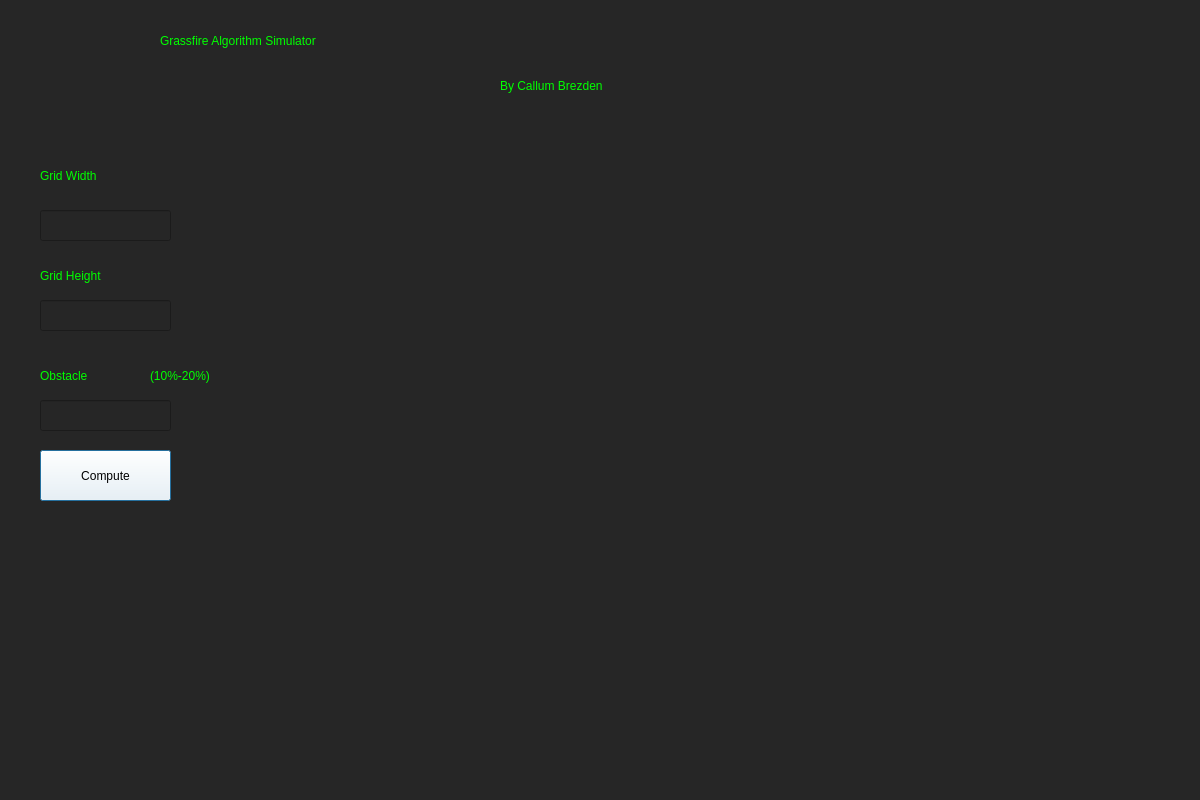
Before: the Qt Designer form mainPage.ui in brezden/Grassfire-Algorithm-Simulator, drawn with Qt 5.
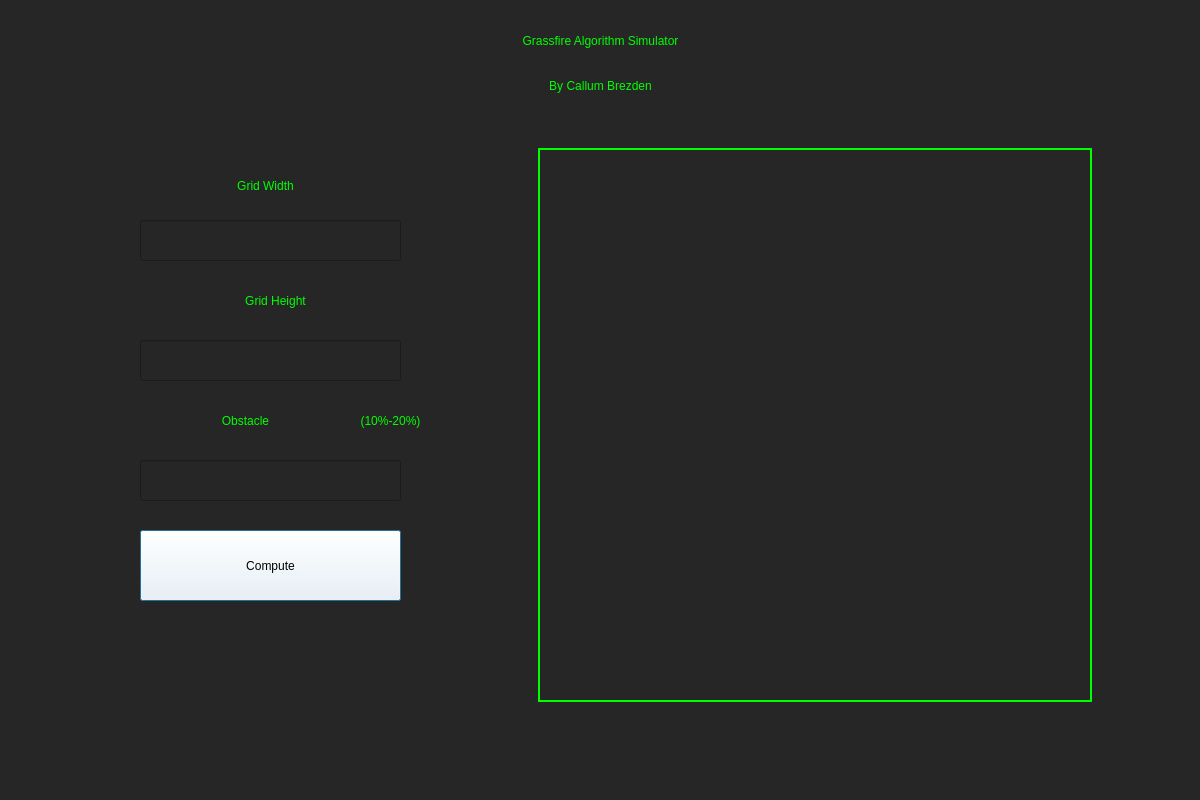
After: the same form once the commit is applied.

Commit message: Made GUI Better

What changed in the file:
```diff
--- a/mainPage.ui
+++ b/mainPage.ui
@@ -19,9 +19,9 @@
   <widget class="QLabel" name="label">
    <property name="geometry">
     <rect>
-     <x>160</x>
+     <x>-10</x>
      <y>0</y>
-     <width>871</width>
+     <width>1221</width>
      <height>81</height>
     </rect>
    </property>
@@ -35,13 +35,16 @@
    <property name="text">
     <string>Grassfire Algorithm Simulator</string>
    </property>
+   <property name="alignment">
+    <set>Qt::AlignCenter</set>
+   </property>
   </widget>
   <widget class="QLabel" name="label_2">
    <property name="geometry">
     <rect>
-     <x>500</x>
+     <x>0</x>
      <y>70</y>
-     <width>211</width>
+     <width>1201</width>
      <height>31</height>
     </rect>
    </property>
@@ -55,13 +58,16 @@
    <property name="text">
     <string>By Callum Brezden</string>
    </property>
+   <property name="alignment">
+    <set>Qt::AlignCenter</set>
+   </property>
   </widget>
   <widget class="QLabel" name="label_3">
    <property name="geometry">
     <rect>
-     <x>40</x>
-     <y>160</y>
-     <width>131</width>
+     <x>160</x>
+     <y>170</y>
+     <width>211</width>
      <height>31</height>
     </rect>
    </property>
@@ -75,14 +81,17 @@
    <property name="text">
     <string>Grid Width</string>
    </property>
+   <property name="alignment">
+    <set>Qt::AlignCenter</set>
+   </property>
   </widget>
   <widget class="QLabel" name="label_4">
    <property name="geometry">
     <rect>
-     <x>40</x>
-     <y>260</y>
-     <width>131</width>
-     <height>31</height>
+     <x>160</x>
+     <y>280</y>
+     <width>231</width>
+     <height>41</height>
     </rect>
    </property>
    <property name="styleSheet">
@@ -95,34 +104,34 @@
    <property name="text">
     <string>Grid Height</string>
    </property>
+   <property name="alignment">
+    <set>Qt::AlignCenter</set>
+   </property>
   </widget>
   <widget class="QLineEdit" name="gridWidthText">
    <property name="geometry">
     <rect>
-     <x>40</x>
-     <y>210</y>
-     <width>131</width>
-     <height>31</height>
+     <x>140</x>
+     <y>220</y>
+     <width>261</width>
+     <height>41</height>
     </rect>
    </property>
-  </widget>
-  <widget class="QLineEdit" name="gridHeightText">
-   <property name="geometry">
-    <rect>
-     <x>40</x>
-     <y>300</y>
-     <width>131</width>
-     <height>31</height>
-    </rect>
+   <property name="styleSheet">
+    <string notr="true">font: 12pt &quot;Lucida Console&quot;;
+color: rgb(255, 255, 255);</string>
+   </property>
+   <property name="alignment">
+    <set>Qt::AlignCenter</set>
    </property>
   </widget>
   <widget class="QPushButton" name="computeButton">
    <property name="geometry">
     <rect>
-     <x>40</x>
-     <y>450</y>
-     <width>131</width>
-     <height>51</height>
+     <x>140</x>
+     <y>530</y>
+     <width>261</width>
+     <height>71</height>
     </rect>
    </property>
    <property name="styleSheet">
@@ -136,40 +145,33 @@
   <widget class="QLabel" name="obstacle">
    <property name="geometry">
     <rect>
-     <x>40</x>
-     <y>360</y>
-     <width>101</width>
-     <height>31</height>
-    </rect>
-   </property>
-   <property name="styleSheet">
-    <string notr="true">display: flex;
-align-items: center;
-justify-content: center;
-color: rgb(0, 255, 0);
-font: 20px &quot;Lucida Console&quot;;</string>
-   </property>
-   <property name="text">
-    <string>Obstacle</string>
-   </property>
-  </widget>
-  <widget class="QLineEdit" name="obstacleText">
-   <property name="geometry">
-    <rect>
-     <x>40</x>
+     <x>160</x>
      <y>400</y>
-     <width>131</width>
-     <height>31</height>
+     <width>171</width>
+     <height>41</height>
     </rect>
    </property>
+   <property name="styleSheet">
+    <string notr="true">display: flex;
+align-items: center;
+justify-content: center;
+color: rgb(0, 255, 0);
+font: 35px &quot;Lucida Console&quot;;</string>
+   </property>
+   <property name="text">
+    <string>Obstacle</string>
+   </property>
+   <property name="alignment">
+    <set>Qt::AlignCenter</set>
+   </property>
   </widget>
   <widget class="QLabel" name="obstacle_2">
    <property name="geometry">
     <rect>
-     <x>150</x>
-     <y>360</y>
-     <width>61</width>
-     <height>31</height>
+     <x>340</x>
+     <y>410</y>
+     <width>101</width>
+     <height>21</height>
     </rect>
    </property>
    <property name="styleSheet">
@@ -182,17 +184,61 @@
    <property name="text">
     <string>(10%-20%)</string>
    </property>
+   <property name="alignment">
+    <set>Qt::AlignCenter</set>
+   </property>
   </widget>
-  <widget class="QWidget" name="gridLayoutWidget">
+  <widget class="QLabel" name="gridPhoto">
    <property name="geometry">
     <rect>
-     <x>370</x>
-     <y>120</y>
-     <width>811</width>
-     <height>641</height>
+     <x>538</x>
+     <y>148</y>
+     <width>554</width>
+     <height>554</height>
     </rect>
    </property>
-   <layout class="QGridLayout" name="gridLayout_3"/>
+   <property name="styleSheet">
+    <string notr="true">border-color: rgb(0, 255, 0);
+border-style: solid;
+ border-width: 2px;</string>
+   </property>
+   <property name="text">
+    <string/>
+   </property>
+  </widget>
+  <widget class="QLineEdit" name="gridHeightText">
+   <property name="geometry">
+    <rect>
+     <x>140</x>
+     <y>340</y>
+     <width>261</width>
+     <height>41</height>
+    </rect>
+   </property>
+   <property name="styleSheet">
+    <string notr="true">font: 12pt &quot;Lucida Console&quot;;
+color: rgb(255, 255, 255);</string>
+   </property>
+   <property name="alignment">
+    <set>Qt::AlignCenter</set>
+   </property>
+  </widget>
+  <widget class="QLineEdit" name="obstacleText">
+   <property name="geometry">
+    <rect>
+     <x>140</x>
+     <y>460</y>
+     <width>261</width>
+     <height>41</height>
+    </rect>
+   </property>
+   <property name="styleSheet">
+    <string notr="true">font: 12pt &quot;Lucida Console&quot;;
+color: rgb(255, 255, 255);</string>
+   </property>
+   <property name="alignment">
+    <set>Qt::AlignCenter</set>
+   </property>
   </widget>
  </widget>
  <resources/>
```
Left out of the diff: 8 changed lines with no effect on the pictures. The commit also changes 2 other files.
